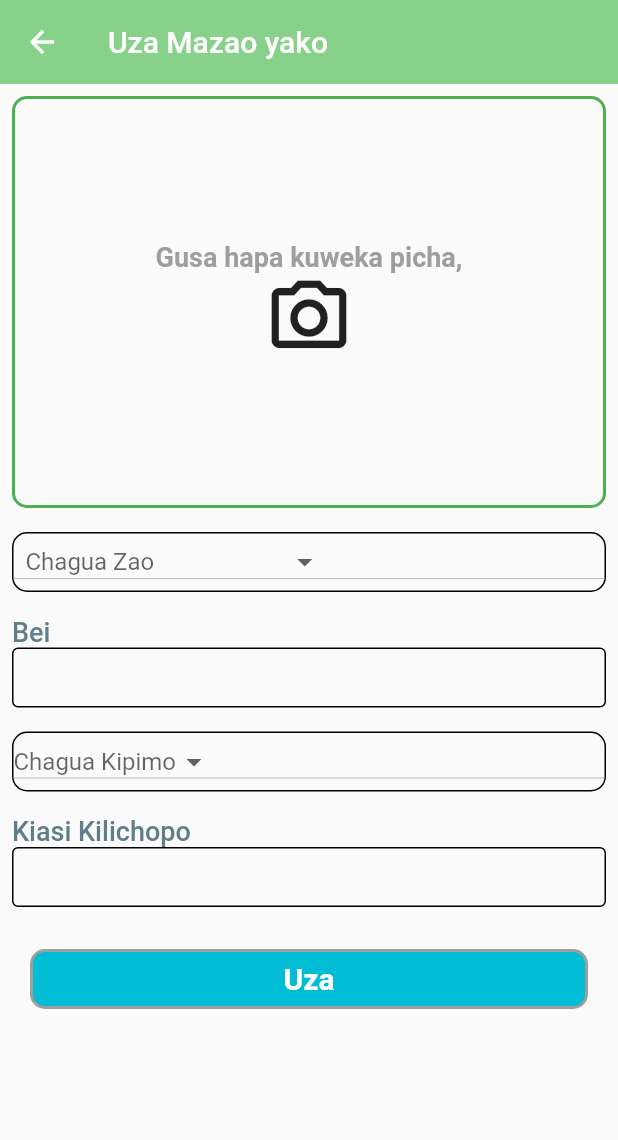
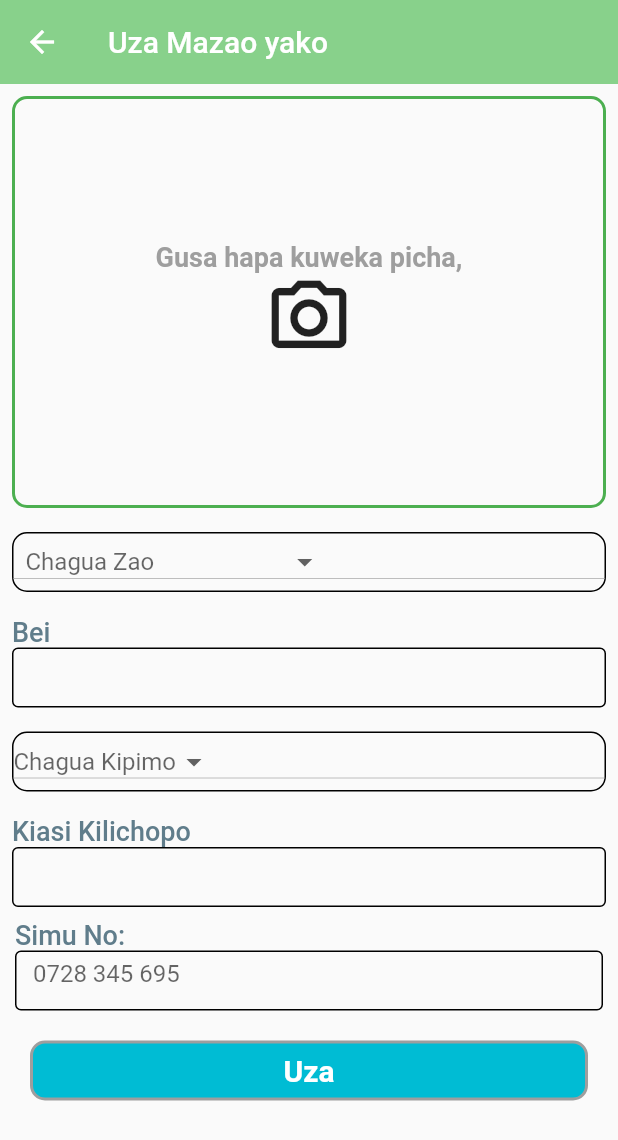
Before and after one commit to zuberypima/GulioApp, a Flutter app: the PostPage screen opened by its route, on a phone screen of 412 x 824 dp. Shown: the top 1140 px of the screen. Run offline on Flutter 3.47's test engine with Material 2 defaults, Android fonts, the phone set to English and light mode, and no system bars; our stand-ins replace cloud_firestore, firebase_auth, firebase_core, firebase_storage, flutter_local_notifications, image_picker; missing offline and left inert: flutter_phone_direct_caller; accounts and stored records are empty; network calls fail.

Commit message:
update done

```diff
--- a/lib/screens/authscreens/loginpage.dart
+++ b/lib/screens/authscreens/loginpage.dart
@@ -77,8 +77,8 @@ class _LoginPageState extends State<LoginPage> {
               });
               try {
                 await AuthFunction()
-                   .login(context, 'test@g.co', 'qq1234');
-            // .login(context, _email.text, _password.text);
+                  //  .login(context, 'test@g.co', 'qq1234');
+            .login(context, _email.text, _password.text);
               } catch (e) {
 
               }
--- a/lib/screens/marketpage.dart
+++ b/lib/screens/marketpage.dart
@@ -77,7 +77,9 @@ class _MarketPageState extends State<MarketPage> {
                                   Navigator.of(context).push(MaterialPageRoute(
                                       builder: (context) => MakeOrderPage(
                                             seleremail: data['Mkulima'],
-                                            bei:data['Bei']
+                                            bei:data['Bei'],
+                                            zao: data['Mazao'],
+                                            selerphone:data['Simu'],
                                           )));
                                 },
                                 child: Text('Oda'))),
--- a/lib/screens/postScreen.dart
+++ b/lib/screens/postScreen.dart
@@ -26,18 +26,19 @@ TextEditingController _bei = TextEditingController();
 // String _kipimo = "";
 TextEditingController _kipimo = TextEditingController();
 TextEditingController _stock = TextEditingController();
+TextEditingController _simu = TextEditingController();
 bool isLoading = false;
-
+String? _mazao;
 void dispose() {
   // Clean up the controller when the widget is disposed
   _bei.clear();
   _kipimo.clear();
   _stock.clear();
+  _simu.clear();
 }
 
 String _initialkipimo = "Chagua Kipimo";
 String? _selectedItem;
-String? _mazao;
 
 List<String> _items = [
   'Kilogram',
@@ -98,28 +99,6 @@ class _PostPageState extends State<PostPage> {
                   : Image.file(_imageFile!),
             ),
           ),
-          // Padding(
-          //   padding: const EdgeInsets.only(left: 10, right: 10),
-          //   child: Column(
-          //     crossAxisAlignment: CrossAxisAlignment.start,
-          //     children: [
-          //       Text(
-          //         'Mazao',
-          //         style: TextStyle(
-          //             fontSize: 18,
-          //             fontWeight: FontWeight.w500,
-          //             color: Colors.blueGrey),
-          //       ),
-          //       TextFormField(
-          //         controller: _bei,
-          //         keyboardType: TextInputType.number,
-          //         decoration: InputDecoration(
-          //             enabledBorder: OutlineInputBorder(),
-          //             focusedBorder: OutlineInputBorder()),
-          //       ),
-          //     ],
-          //   ),
-          // ),
           Padding(
             padding: const EdgeInsets.all(8.0),
             child: Container(
@@ -201,8 +180,11 @@ class _PostPageState extends State<PostPage> {
                     value: item,
                     child: Padding(
                       padding: const EdgeInsets.all(8.0),
-                      child: Text(item, style: TextStyle(
-                            fontSize: 16, fontWeight: FontWeight.w700),),
+                      child: Text(
+                        item,
+                        style: TextStyle(
+                            fontSize: 16, fontWeight: FontWeight.w700),
+                      ),
                     ),
                   );
                 }).toList(),
@@ -237,6 +219,33 @@ class _PostPageState extends State<PostPage> {
             ),
           ),
           Padding(
+            padding: const EdgeInsets.only(left: 10, right: 10),
+            child: Column(
+              crossAxisAlignment: CrossAxisAlignment.start,
+              children: [
+                Text(
+                  'Simu No:',
+                  style: TextStyle(
+                      fontSize: 18,
+                      fontWeight: FontWeight.w500,
+                      color: Colors.blueGrey),
+                ),
+                Container(
+                  height: 40,
+                  child: TextFormField(
+                    controller: _simu,
+                    keyboardType: TextInputType.phone ,
+
+                    decoration: InputDecoration(
+                      hintText: '0728 345 695',
+                        enabledBorder: OutlineInputBorder(),
+                        focusedBorder: OutlineInputBorder()),
+                  ),
+                ),
+              ],
+            ),
+          ),
+          Padding(
             padding: const EdgeInsets.all(20),
             child: InkWell(
               onTap: () async {
@@ -246,7 +255,7 @@ class _PostPageState extends State<PostPage> {
                 String imageUrl =
                     await GeneralServices().uploadImageToFirebase(_imageFile!);
                 GeneralServices().postCrop(_bei.text, _selectedItem.toString(),
-                    user!.email, _stock.text, imageUrl);
+                    user!.email, _stock.text, imageUrl, _mazao, _simu.text);
 
                 setState(() {
                   isLoading = false;
--- a/lib/screens/productview.dart
+++ b/lib/screens/productview.dart
@@ -145,7 +145,9 @@ class _ProductViewState extends State<ProductView> {
                 Navigator.of(context).push(MaterialPageRoute(
                     builder: (context) => MakeOrderPage(
                           seleremail: '',
-                          bei:''
+                          bei:'',
+                          zao: '',
+                          selerphone: '',
                         )));
               },
               child: Container(
--- a/lib/services/gerneralservices.dart
+++ b/lib/services/gerneralservices.dart
@@ -26,6 +26,8 @@ class GeneralServices {
     mkulima,
     stock,
     imageUrl,
+    mazao,
+    simu
   ) {
     return cropsposted.doc(mkulima).set({
       'Bei': bei,
@@ -33,6 +35,8 @@ class GeneralServices {
       'Mkulima': mkulima,
       'Stock': stock,
       'image': imageUrl,
+      'Mazao':mazao,
+      'Simu':simu,
     });
   }
 
```
Also changed, not shown: lib/screens/makeoderscreen.dart (+5 -3 lines), lib/widgets/displayedcrop.dart (+6 -3 lines).
